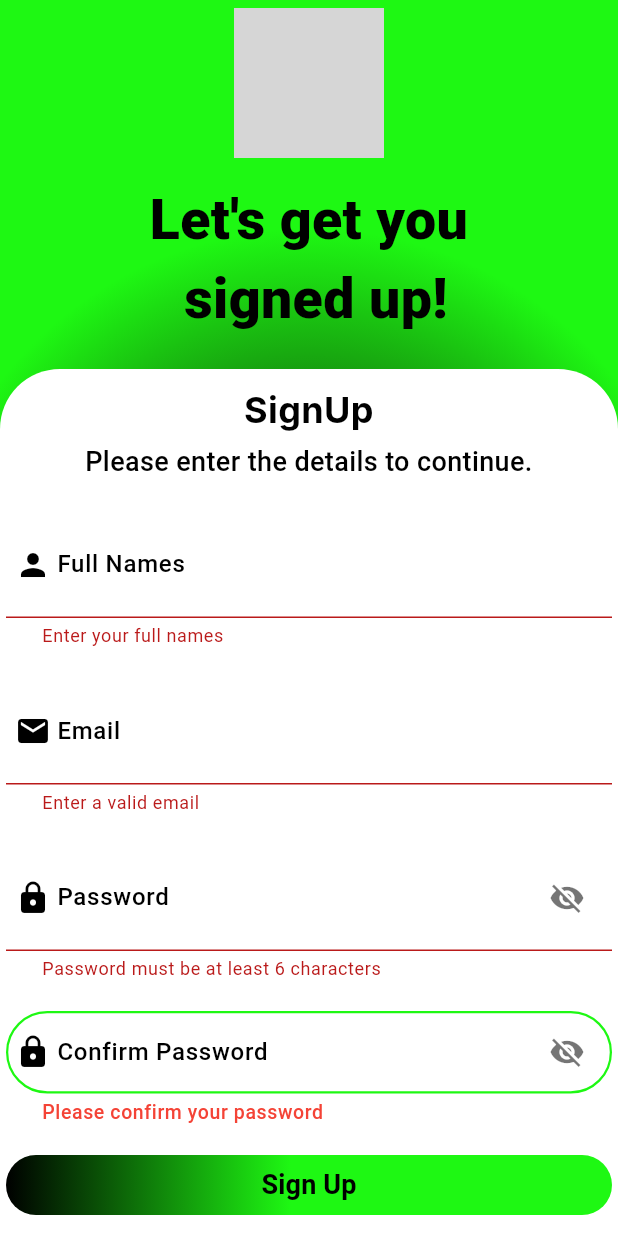
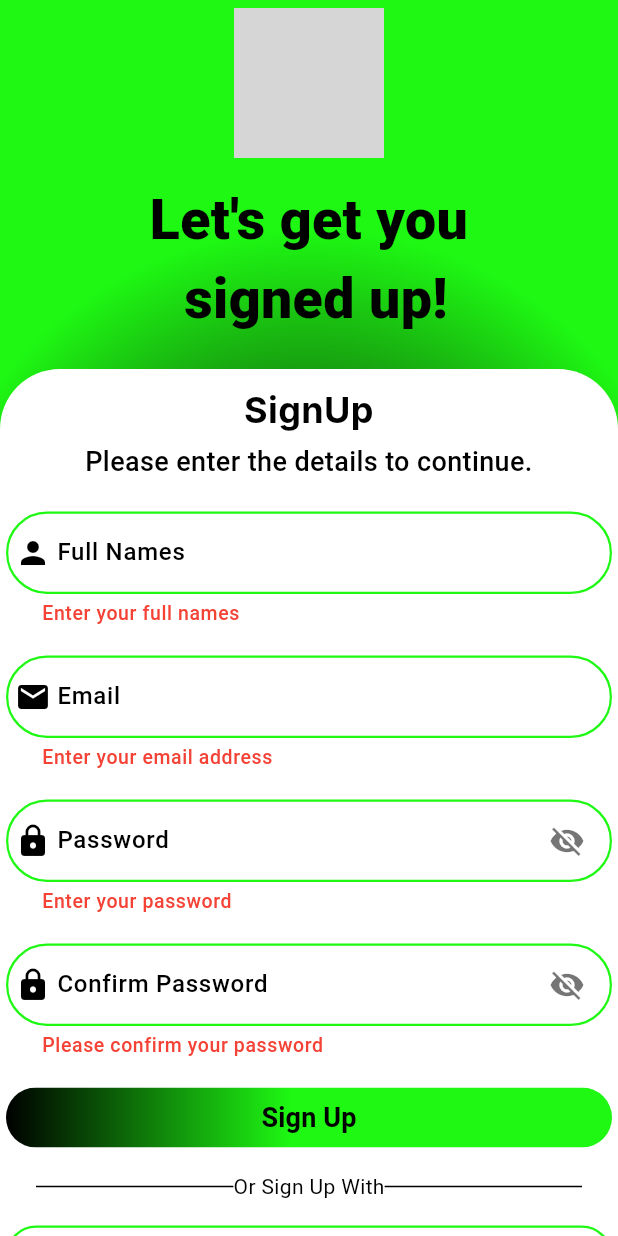
Before and after one commit to Alvin11David/UGANDA-EXPLORE, a Flutter app: the screen it shows after launch, after a tap on "Sign Up", on a phone screen of 412 x 824 dp. Run offline on Flutter 3.47's test engine with Material 3 defaults, Android fonts, the phone set to English and light mode, and no system bars; our stand-ins replace cloud_firestore, firebase_auth, firebase_core, flutter_svg; accounts and stored records are empty; Roboto replaces fonts that are missing (Inter, Outfit, Poppins); grey boxes are pictures that could not be loaded.

Commit message:
Form validation on the sign up screen

```diff
--- a/uganda_explore/lib/screens/auth/signup_screen.dart
+++ b/uganda_explore/lib/screens/auth/signup_screen.dart
@@ -351,8 +351,12 @@ class FullNames extends StatelessWidget {
         width: 450,
         child: TextFormField(
           controller: controller,
-          validator: (value) =>
-              value == null || value.isEmpty ? 'Enter your full names' : null,
+          validator: (value) {
+            if (value == null || value.trim().isEmpty) {
+              return 'Enter your full names';
+            }
+            return null;
+          },
           decoration: InputDecoration(
             labelText: 'Full Names',
             labelStyle: const TextStyle(
@@ -395,6 +399,26 @@ class FullNames extends StatelessWidget {
                 width: 2,
               ),
             ),
+            errorBorder: OutlineInputBorder(
+              borderRadius: BorderRadius.circular(30),
+              borderSide: const BorderSide(
+                color: Color(0xFF1EF813),
+                width: 1.5,
+              ),
+            ),
+            focusedErrorBorder: OutlineInputBorder(
+              borderRadius: BorderRadius.circular(30),
+              borderSide: const BorderSide(
+                color: Color(0xFF1EF813),
+                width: 2,
+              ),
+            ),
+            errorStyle: const TextStyle(
+              color: Colors.red,
+              fontFamily: 'Poppins',
+              fontWeight: FontWeight.w500,
+              fontSize: 13,
+            ),
             contentPadding: const EdgeInsets.symmetric(vertical: 16, horizontal: 20),
             floatingLabelBehavior: FloatingLabelBehavior.auto,
           ),
@@ -415,6 +439,17 @@ class Email extends StatelessWidget {
   final TextEditingController controller;
   const Email({super.key, required this.controller});
 
+  String? _validateEmail(String? value) {
+    if (value == null || value.trim().isEmpty) {
+      return 'Enter your email address';
+    }
+    final emailRegex = RegExp(r'^[\w-\.]+@([\w-]+\.)+[\w-]{2,4}$');
+    if (!emailRegex.hasMatch(value.trim())) {
+      return 'Enter a valid email address';
+    }
+    return null;
+  }
+
   @override
   Widget build(BuildContext context) {
     return Center(
@@ -422,8 +457,7 @@ class Email extends StatelessWidget {
         width: 450,
         child: TextFormField(
           controller: controller,
-          validator: (value) =>
-              value == null || !value.contains('@') ? 'Enter a valid email' : null,
+          validator: _validateEmail,
           decoration: InputDecoration(
             labelText: 'Email',
             labelStyle: const TextStyle(
@@ -466,6 +500,26 @@ class Email extends StatelessWidget {
                 width: 2,
               ),
             ),
+            errorBorder: OutlineInputBorder(
+              borderRadius: BorderRadius.circular(30),
+              borderSide: const BorderSide(
+                color: Color(0xFF1EF813),
+                width: 1.5,
+              ),
+            ),
+            focusedErrorBorder: OutlineInputBorder(
+              borderRadius: BorderRadius.circular(30),
+              borderSide: const BorderSide(
+                color: Color(0xFF1EF813),
+                width: 2,
+              ),
+            ),
+            errorStyle: const TextStyle(
+              color: Colors.red,
+              fontFamily: 'Poppins',
+              fontWeight: FontWeight.w500,
+              fontSize: 13,
+            ),
             contentPadding: const EdgeInsets.symmetric(vertical: 16, horizontal: 20),
             floatingLabelBehavior: FloatingLabelBehavior.auto,
           ),
@@ -501,10 +555,15 @@ class _PasswordState extends State<Password> {
         child: TextFormField(
           controller: widget.controller,
           obscureText: _isObscured,
-          validator: (value) =>
-              value == null || value.length < 6
-                  ? 'Password must be at least 6 characters'
-                  : null,
+          validator: (value) {
+            if (value == null || value.trim().isEmpty) {
+              return 'Enter your password';
+            }
+            if (value.length < 6) {
+              return 'Password must be at least 6 characters';
+            }
+            return null;
+          },
           decoration: InputDecoration(
             labelText: 'Password',
             labelStyle: const TextStyle(
@@ -561,6 +620,26 @@ class _PasswordState extends State<Password> {
                 width: 2,
               ),
             ),
+            errorBorder: OutlineInputBorder(
+              borderRadius: BorderRadius.circular(30),
+              borderSide: const BorderSide(
+                color: Color(0xFF1EF813),
+                width: 1.5,
+              ),
+            ),
+            focusedErrorBorder: OutlineInputBorder(
+              borderRadius: BorderRadius.circular(30),
+              borderSide: const BorderSide(
+                color: Color(0xFF1EF813),
+                width: 2,
+              ),
+            ),
+            errorStyle: const TextStyle(
+              color: Colors.red,
+              fontFamily: 'Poppins',
+              fontWeight: FontWeight.w500,
+              fontSize: 13,
+            ),
             contentPadding: const EdgeInsets.symmetric(vertical: 16, horizontal: 20),
             floatingLabelBehavior: FloatingLabelBehavior.auto,
           ),
@@ -602,7 +681,7 @@ class _ConfirmPasswordState extends State<ConfirmPassword> {
           controller: widget.controller,
           obscureText: _isObscuredText,
           validator: (value) {
-            if (value == null || value.isEmpty) {
+            if (value == null || value.trim().isEmpty) {
               return 'Please confirm your password';
             }
             if (value != widget.passwordController.text) {
```
